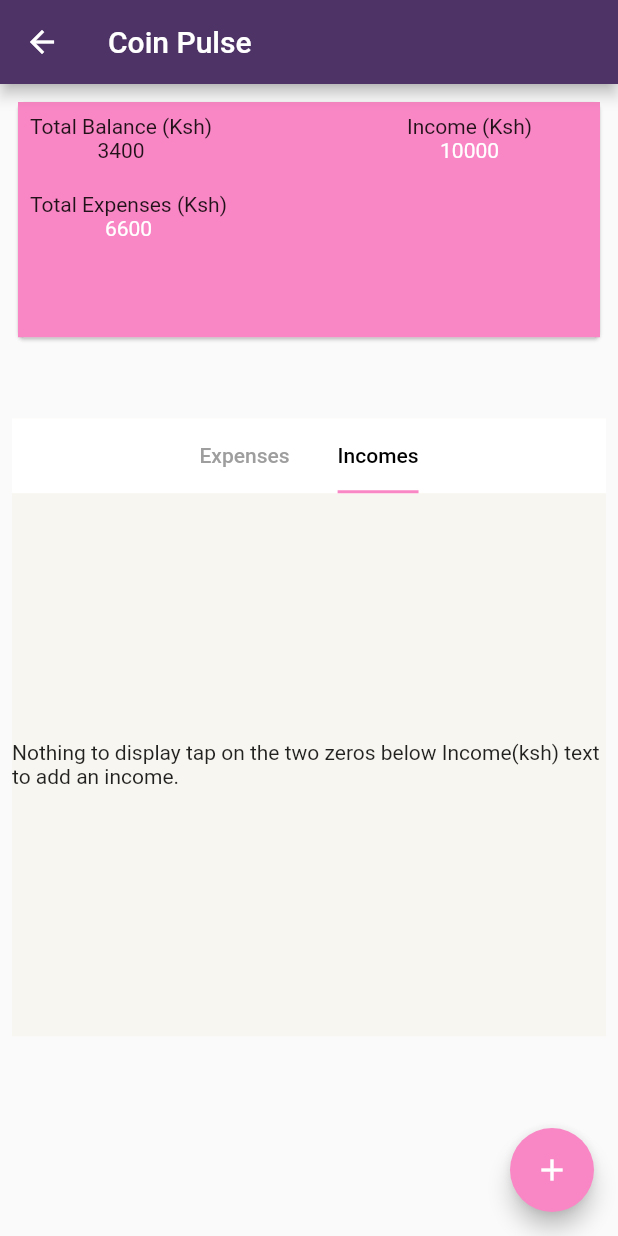
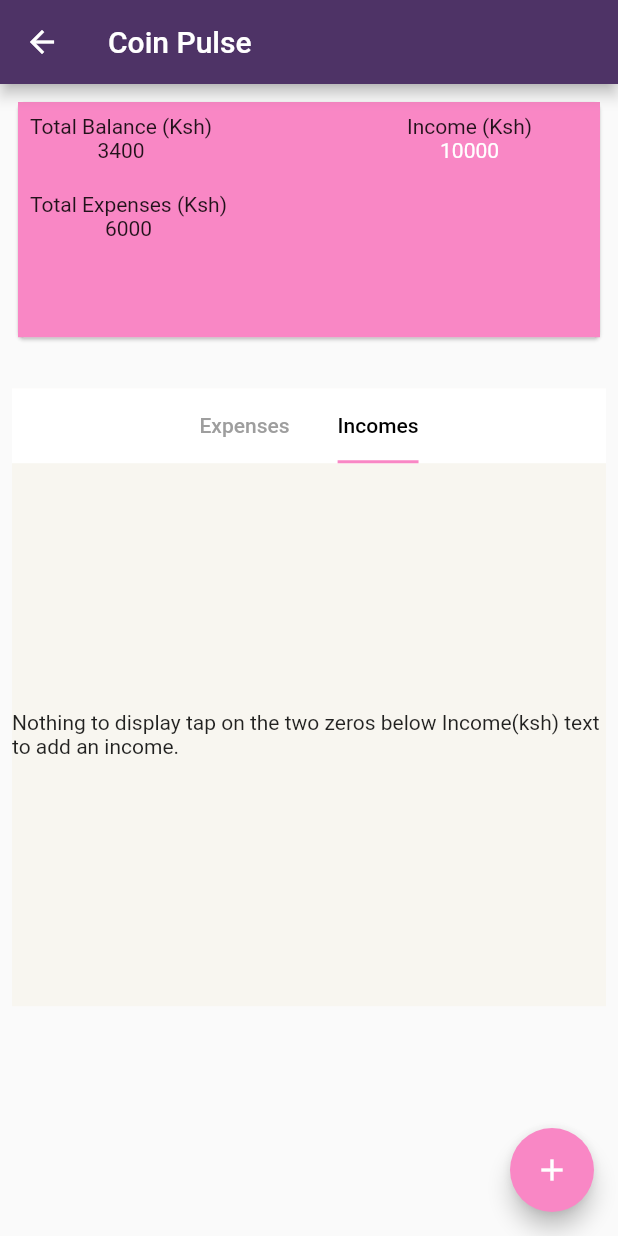
Before and after one commit to J-A-Christopher/coinpulse2, a Flutter app: the DialogPage screen opened directly, tab 2 chosen, on a phone screen of 412 x 824 dp. Run offline on Flutter 3.47's test engine with Material 2 defaults, Android fonts, the phone set to English and light mode, and no system bars; our stand-ins replace bloc, dartz, equatable, flutter_bloc, flutter_svg, google_nav_bar and 2 more; accounts and stored records are empty.

Commit message:
Final touches

```diff
--- a/lib/2_Presentation/pages/dialogpage/dialog_page.dart
+++ b/lib/2_Presentation/pages/dialogpage/dialog_page.dart
@@ -57,7 +57,8 @@
     billBloc.add(CreateBill(createdBill: newBill));
 
     billBloc.add(RetrieveBill());
-    context.read<BillBloc>().add(GetTotalAmount());
+
+    billBloc.add(GetTotalAmount());
 
     Navigator.of(context).pop();
   }
@@ -175,6 +176,7 @@
   void initState() {
     super.initState();
     context.read<BillBloc>().add(RetrieveBill());
+
     //context.read<IncomeBloc>().add(GetTotalIncomeAmount());
   }
 
@@ -327,7 +329,7 @@
                                               TextStyle(color: Colors.white));
                                     },
                                   ),
-                                )
+                                ),
                               ],
                             )
                           ],
@@ -346,10 +348,7 @@
                                     print('kj${state.totalAmount}');
                                     return Text('${state.totalAmount}');
                                   }
-                                  return const Text(
-                                    '6600',
-                                    style: TextStyle(color: Colors.white),
-                                  );
+                                  return const Text('6000');
                                 }),
                               ],
                             ),
@@ -362,7 +361,7 @@
               ),
             ),
             const SizedBox(
-              height: 50,
+              height: 30,
             ),
             const TopTabBar(),
           ],
```
Also changed, not shown: lib/2_Presentation/pages/bills/widgets/bill_widget.dart (+8 -6 lines), lib/2_Presentation/pages/income/income.dart (+8 -6 lines).
